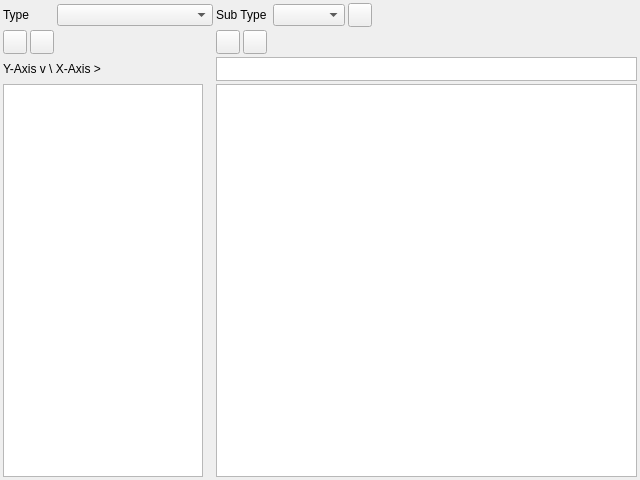
Qt form pcalc/src/gui/rb_databasetablewidget.ui (hermixy/biluna) before a commit.
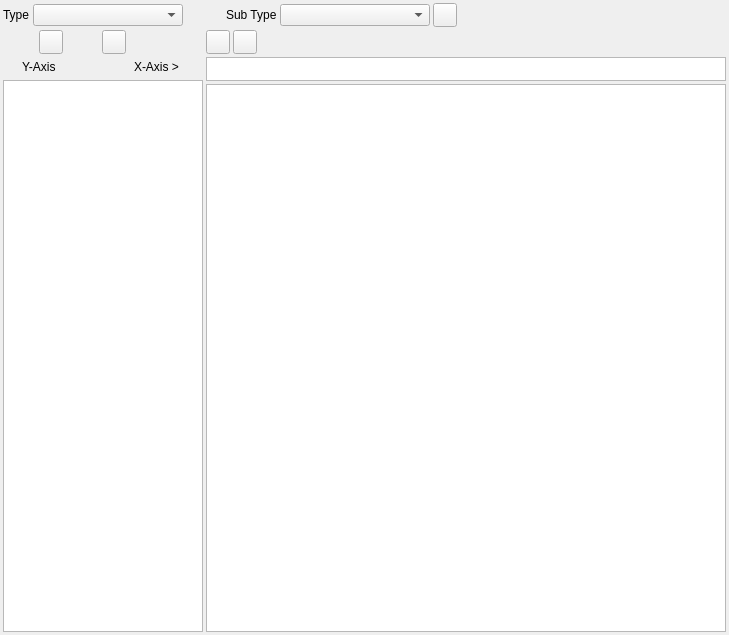
The same form after that commit. Icons and pictures are not drawn.

What changed in the file:
```diff
--- a/pcalc/src/gui/rb_databasetablewidget.ui
+++ b/pcalc/src/gui/rb_databasetablewidget.ui
@@ -6,8 +6,8 @@
    <rect>
     <x>0</x>
     <y>0</y>
-    <width>640</width>
-    <height>480</height>
+    <width>729</width>
+    <height>635</height>
    </rect>
   </property>
   <property name="windowTitle">
@@ -29,7 +29,116 @@
    <property name="spacing">
     <number>3</number>
    </property>
+   <item row="0" column="0" colspan="2">
+    <layout class="QHBoxLayout" name="horizontalLayout">
+     <property name="spacing">
+      <number>3</number>
+     </property>
+     <item>
+      <widget class="QLabel" name="lblType">
+       <property name="text">
+        <string>Type</string>
+       </property>
+      </widget>
+     </item>
+     <item>
+      <widget class="QComboBox" name="cbType">
+       <property name="minimumSize">
+        <size>
+         <width>150</width>
+         <height>0</height>
+        </size>
+       </property>
+      </widget>
+     </item>
+     <item>
+      <spacer name="horizontalSpacer_4">
+       <property name="orientation">
+        <enum>Qt::Horizontal</enum>
+       </property>
+       <property name="sizeType">
+        <enum>QSizePolicy::Fixed</enum>
+       </property>
+       <property name="sizeHint" stdset="0">
+        <size>
+         <width>40</width>
+         <height>20</height>
+        </size>
+       </property>
+      </spacer>
+     </item>
+     <item>
+      <widget class="QLabel" name="lblSubType">
+       <property name="text">
+        <string>Sub Type</string>
+       </property>
+      </widget>
+     </item>
+     <item>
+      <widget class="QComboBox" name="cbSubType">
+       <property name="minimumSize">
+        <size>
+         <width>150</width>
+         <height>0</height>
+        </size>
+       </property>
+      </widget>
+     </item>
+     <item>
+      <widget class="QPushButton" name="pbEdit">
+       <property name="minimumSize">
+        <size>
+         <width>24</width>
+         <height>24</height>
+        </size>
+       </property>
+       <property name="maximumSize">
+        <size>
+         <width>24</width>
+         <height>24</height>
+        </size>
+       </property>
+       <property name="toolTip">
+        <string>Edit type and sub type</string>
+       </property>
+       <property name="text">
+        <string/>
+       </property>
+       <property name="icon">
+        <iconset resource="../../../db/src/gui/db.qrc">
+         <normaloff>:/images/icons/pencil.png</normaloff>:/images/icons/pencil.png</iconset>
+       </property>
+      </widget>
+     </item>
+     <item>
+      <spacer name="horizontalSpacer_3">
+       <property name="orientation">
+        <enum>Qt::Horizontal</enum>
+       </property>
+       <property name="sizeHint" stdset="0">
+        <size>
+         <width>215</width>
+         <height>20</height>
+        </size>
+       </property>
+      </spacer>
+     </item>
+    </layout>
+   </item>
    <item row="1" column="0">
+    <layout class="QVBoxLayout" name="verticalLayout">
+     <property name="spacing">
+      <number>3</number>
+     </property>
+     <property name="sizeConstraint">
+      <enum>QLayout::SetMaximumSize</enum>
+     </property>
+     <item>
+      <layout class="QHBoxLayout" name="horizontalLayout_2">
+       <property name="spacing">
+        <number>3</number>
+       </property>
+       <item>
     <widget class="QPushButton" name="pbAddYAxis">
      <property name="sizePolicy">
       <sizepolicy hsizetype="Fixed" vsizetype="Fixed">
@@ -61,7 +170,7 @@
      </property>
     </widget>
    </item>
-   <item row="1" column="1">
+       <item>
     <widget class="QPushButton" name="pbDeleteYAxis">
      <property name="sizePolicy">
       <sizepolicy hsizetype="Fixed" vsizetype="Fixed">
@@ -93,13 +202,92 @@
      </property>
     </widget>
    </item>
-   <item row="3" column="3" colspan="6">
-    <widget class="QTableView" name="tvXYValue"/>
-   </item>
-   <item row="3" column="0" colspan="3">
+       <item>
+        <spacer name="horizontalSpacer">
+         <property name="orientation">
+          <enum>Qt::Horizontal</enum>
+         </property>
+         <property name="sizeType">
+          <enum>QSizePolicy::Minimum</enum>
+         </property>
+         <property name="sizeHint" stdset="0">
+          <size>
+           <width>40</width>
+           <height>20</height>
+          </size>
+         </property>
+        </spacer>
+       </item>
+      </layout>
+     </item>
+     <item>
+      <layout class="QHBoxLayout" name="horizontalLayout_4">
+       <property name="spacing">
+        <number>3</number>
+       </property>
+       <property name="sizeConstraint">
+        <enum>QLayout::SetMinimumSize</enum>
+       </property>
+       <item>
+        <widget class="QLabel" name="lblYaxis">
+         <property name="sizePolicy">
+          <sizepolicy hsizetype="Preferred" vsizetype="Minimum">
+           <horstretch>0</horstretch>
+           <verstretch>0</verstretch>
+          </sizepolicy>
+         </property>
+         <property name="maximumSize">
+          <size>
+           <width>50</width>
+           <height>16777215</height>
+          </size>
+         </property>
+         <property name="text">
+          <string>Y-Axis</string>
+         </property>
+        </widget>
+       </item>
+       <item>
+        <spacer name="horizontalSpacer_5">
+         <property name="orientation">
+          <enum>Qt::Horizontal</enum>
+         </property>
+         <property name="sizeType">
+          <enum>QSizePolicy::Minimum</enum>
+         </property>
+         <property name="sizeHint" stdset="0">
+          <size>
+           <width>40</width>
+           <height>20</height>
+          </size>
+         </property>
+        </spacer>
+       </item>
+       <item>
+        <widget class="QLabel" name="lblXaxis">
+         <property name="sizePolicy">
+          <sizepolicy hsizetype="Preferred" vsizetype="Minimum">
+           <horstretch>0</horstretch>
+           <verstretch>0</verstretch>
+          </sizepolicy>
+         </property>
+         <property name="maximumSize">
+          <size>
+           <width>50</width>
+           <height>16777215</height>
+          </size>
+         </property>
+         <property name="text">
+          <string>X-Axis &gt;</string>
+         </property>
+        </widget>
+       </item>
+      </layout>
+     </item>
+     <item>
     <widget class="QTableView" name="tvYAxis">
      <property name="sizePolicy">
-      <sizepolicy hsizetype="Expanding" vsizetype="Expanding">
+        <sizepolicy hsizetype="Preferred" vsizetype="Expanding">
        <horstretch>0</horstretch>
        <verstretch>0</verstretch>
       </sizepolicy>
@@ -112,53 +300,19 @@
      </property>
     </widget>
    </item>
-   <item row="2" column="3" colspan="6">
-    <widget class="QTableView" name="tvXAxis">
-     <property name="sizePolicy">
-      <sizepolicy hsizetype="Expanding" vsizetype="Fixed">
-       <horstretch>0</horstretch>
-       <verstretch>0</verstretch>
-      </sizepolicy>
-     </property>
-     <property name="maximumSize">
-      <size>
-       <width>16777215</width>
-       <height>24</height>
-      </size>
-     </property>
-    </widget>
+    </layout>
    </item>
-   <item row="0" column="3" colspan="3">
-    <widget class="QLabel" name="lblSubType">
-     <property name="text">
-      <string>Sub Type</string>
+   <item row="1" column="1">
+    <layout class="QVBoxLayout" name="verticalLayout_2" stretch="0,0,0">
+     <property name="spacing">
+      <number>3</number>
      </property>
-    </widget>
-   </item>
-   <item row="2" column="0" colspan="3">
-    <widget class="QLabel" name="label">
-     <property name="text">
-      <string>Y-Axis v \ X-Axis &gt;</string>
-     </property>
-    </widget>
-   </item>
-   <item row="1" column="2">
-    <spacer name="horizontalSpacer">
-     <property name="orientation">
-      <enum>Qt::Horizontal</enum>
-     </property>
-     <property name="sizeHint" stdset="0">
-      <size>
-       <width>140</width>
-       <height>20</height>
-      </size>
-     </property>
-    </spacer>
-   </item>
-   <item row="0" column="6">
-    <widget class="QComboBox" name="cbSubType"/>
-   </item>
-   <item row="1" column="3">
+     <item>
+      <layout class="QHBoxLayout" name="horizontalLayout_3">
+       <property name="spacing">
+        <number>3</number>
+       </property>
+       <item>
     <widget class="QPushButton" name="pbAddXAxis">
      <property name="sizePolicy">
       <sizepolicy hsizetype="Fixed" vsizetype="Fixed">
@@ -190,40 +344,7 @@
      </property>
     </widget>
    </item>
-   <item row="0" column="8">
-    <spacer name="horizontalSpacer_3">
-     <property name="orientation">
-      <enum>Qt::Horizontal</enum>
-     </property>
-     <property name="sizeHint" stdset="0">
-      <size>
-       <width>215</width>
-       <height>20</height>
-      </size>
-     </property>
-    </spacer>
-   </item>
-   <item row="1" column="5" colspan="4">
-    <spacer name="horizontalSpacer_2">
-     <property name="orientation">
-      <enum>Qt::Horizontal</enum>
-     </property>
-     <property name="sizeHint" stdset="0">
-      <size>
-       <width>367</width>
-       <height>20</height>
-      </size>
-     </property>
-    </spacer>
-   </item>
-   <item row="0" column="0" colspan="2">
-    <widget class="QLabel" name="lblType">
-     <property name="text">
-      <string>Type</string>
-     </property>
-    </widget>
-   </item>
-   <item row="1" column="4">
+       <item>
     <widget class="QPushButton" name="pbDeleteXAxis">
      <property name="sizePolicy">
       <sizepolicy hsizetype="Fixed" vsizetype="Fixed">
@@ -255,34 +376,48 @@
      </property>
     </widget>
    </item>
-   <item row="0" column="2">
-    <widget class="QComboBox" name="cbType"/>
-   </item>
-   <item row="0" column="7">
-    <widget class="QPushButton" name="pbEdit">
-     <property name="minimumSize">
+       <item>
+        <spacer name="horizontalSpacer_2">
+         <property name="orientation">
+          <enum>Qt::Horizontal</enum>
+         </property>
+         <property name="sizeHint" stdset="0">
       <size>
-       <width>24</width>
-       <height>24</height>
-      </size>
+           <width>367</width>
+           <height>20</height>
+          </size>
+         </property>
+        </spacer>
+       </item>
+      </layout>
+     </item>
+     <item>
+      <widget class="QTableView" name="tvXAxis">
+       <property name="sizePolicy">
+        <sizepolicy hsizetype="Expanding" vsizetype="Fixed">
+         <horstretch>1</horstretch>
+         <verstretch>0</verstretch>
+        </sizepolicy>
      </property>
      <property name="maximumSize">
       <size>
-       <width>24</width>
+         <width>16777215</width>
        <height>24</height>
       </size>
      </property>
-     <property name="toolTip">
-      <string>Edit type and sub type</string>
-     </property>
-     <property name="text">
-      <string/>
-     </property>
-     <property name="icon">
-      <iconset resource="../../../db/src/gui/db.qrc">
-       <normaloff>:/images/icons/pencil.png</normaloff>:/images/icons/pencil.png</iconset>
-     </property>
-    </widget>
+      </widget>
+     </item>
+     <item>
+      <widget class="QTableView" name="tvXYValue">
+       <property name="sizePolicy">
+        <sizepolicy hsizetype="Expanding" vsizetype="Expanding">
+         <horstretch>1</horstretch>
+         <verstretch>0</verstretch>
+        </sizepolicy>
+       </property>
+      </widget>
+     </item>
+    </layout>
    </item>
   </layout>
  </widget>
```
Lines whose indentation alone changed are shown as unchanged.
